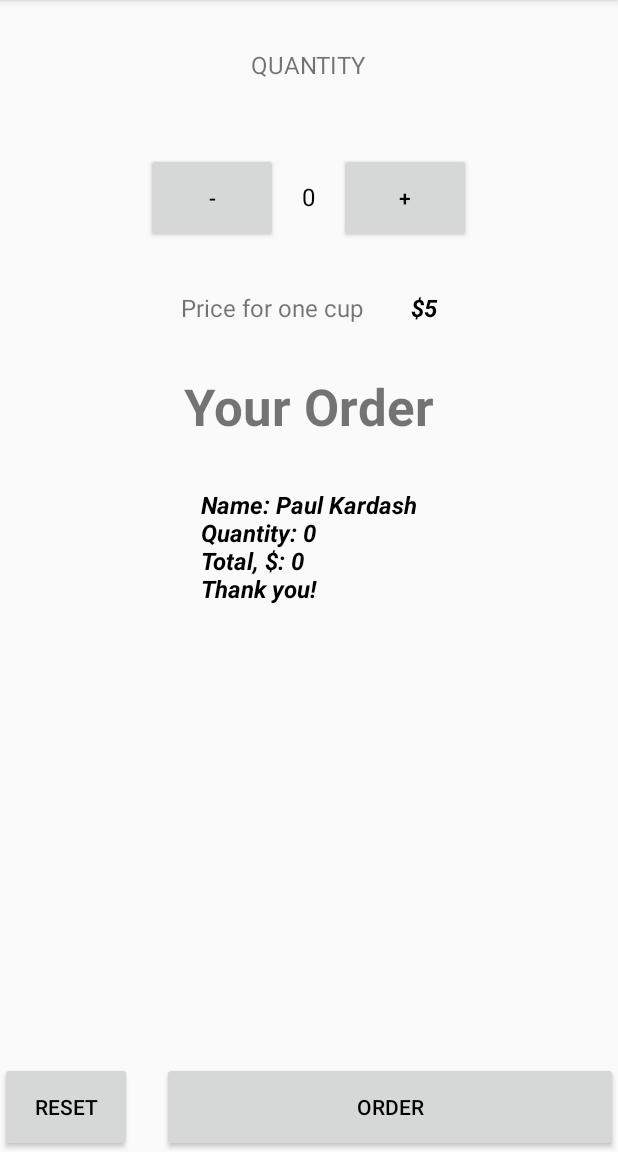
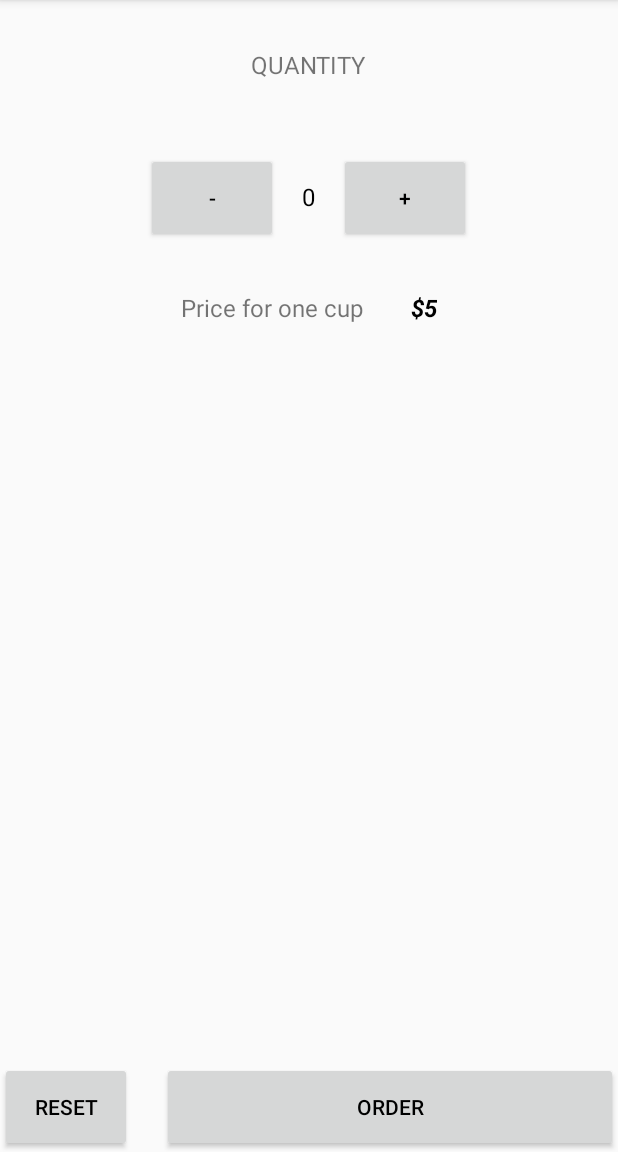
Before and after one commit to hiddensbrain/JustJava, an Android app: the screen it shows after launch (MainActivity), after a tap on "ORDER", on a phone screen of 412 x 824 dp, the part 84-1236 px from its top. Run offline under Robolectric (Android 15) with nearby library versions, the phone set to English and light mode, and no system bars.

Commit message:
simplified of code

```diff
--- a/app/src/main/java/com/example/android/justjava/MainActivity.java
+++ b/app/src/main/java/com/example/android/justjava/MainActivity.java
@@ -8,14 +8,12 @@ import android.widget.TextView;
 
 
 
-/**
- * This app displays an order form to order coffee.
- */
-
 public class MainActivity extends AppCompatActivity {
     int quantity = 0;
     int coffeePrice = 5;
-    String name = "Paul Kardash";
+    String name = "Paul";
+    String drinkOfTheDay = "latte";
+    String drinksOrdered = "Nothing";
 
     @Override
     protected void onCreate(Bundle savedInstanceState) {
@@ -23,67 +21,62 @@ public class MainActivity extends AppCompatActivity {
         setContentView(R.layout.activity_main);
     }
 
-    /**
-     * This method is called when the order button is clicked.
-     */
+
+    //This method is called when "+" button is clicked.
+    public void increment(View view) {
+        quantity++;
+        displayQuantity(quantity);
+    }
+
+    //This method is called when "-" button is clicked.
+    public void decrement(View view) {
+        quantity--;
+        displayQuantity(quantity);
+    }
 
 
-    public void increment(View view) {
-        quantity++;
-        display(quantity);
+    //This method is called when "order" button is clicked.
+
+    public void submitOrder(View view) {
+        createOrderSummary(quantity, coffeePrice, name);
     }
 
-    public void decrement(View view) {
-        quantity--;
-        display(quantity);
+    //This method is called when "reset" button is clicked.
+    public void reset(View view) {
+        quantity = 0;
+        displayQuantity(quantity);
+        createOrderSummary(0, 0, "");
     }
 
-    public void submitOrder(View view) {
-        String cost = createOrderSummary(quantity, coffeePrice, name);
-        displayMessage(cost);
-        displayOrder("Your Order");
-    }
 
-    public void reset(View view) {
-        quantity = 0;
-        display(quantity);
-        displayOrder("");
-        displayMessage("");
-    }
+    //This method displays the given quantity value on the screen.
 
-    /**
-     * This method displays the given quantity value on the screen.
-     */
 
-    private void display(int number) {
-        TextView quantityTextView = (TextView) findViewById(R.id.quantity_text_view);
+    private void displayQuantity(int number) {
+        TextView quantityTextView = findViewById(R.id.quantity_text_view);
         quantityTextView.setText("" + number);
     }
 
 
     /**
-     * This method displays the given text on the screen.
-     */
-    private void displayMessage(String message) {
-        TextView priceTextView = (TextView) findViewById(R.id.price_text_view);
-        priceTextView.setText(message);
-    }
-
-    private void displayOrder(String message) {
-        TextView priceTextView = (TextView) findViewById(R.id.price_text_primary);
-        priceTextView.setText(message);
-    }
-
-
-    /**
-     * Calculates the price of the order based on the current quantity.
-     *
-     * @return the price
+     * Calculates the price of the order based on the current quantity and one cup cost
+     * <p>
+     * Than if quantity os 0 or button Reset active - display empty text
+     * and else - method displays given texts in both price_text_view and order_text_view fields
      */
 
-    private String createOrderSummary(int quantity, int onePrice, String name) {
+    private void createOrderSummary(int quantity, int onePrice, String name) {
+        TextView priceTextView = findViewById(R.id.price_text_view);
+        TextView orderTextView = findViewById(R.id.price_text_primary);
         int price = quantity * onePrice;
-        String summary = "Name: " + name + "\n" + "Quantity: " + quantity + "\n" + "Total, $: " + price + "\n" + "Thank you!";
-        return summary;
+        if (quantity == 0) {
+            priceTextView.setText("");
+            orderTextView.setText("");
+        } else {
+            String summary = "Name: " + name + "\n" + "Quantity: " + quantity + "\n" + "Total, $: " + price + "\n" + "Thank you!";
+            orderTextView.setText("Your Order:");
+            priceTextView.setText(summary);
+        }
+
     }
 }
```
